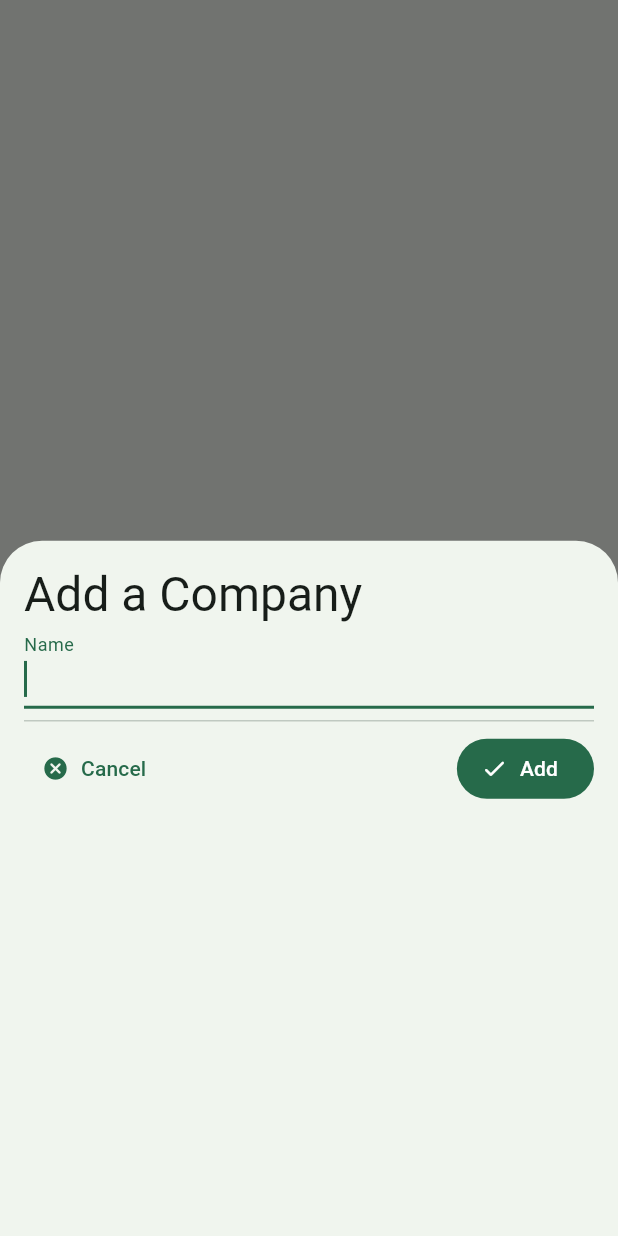
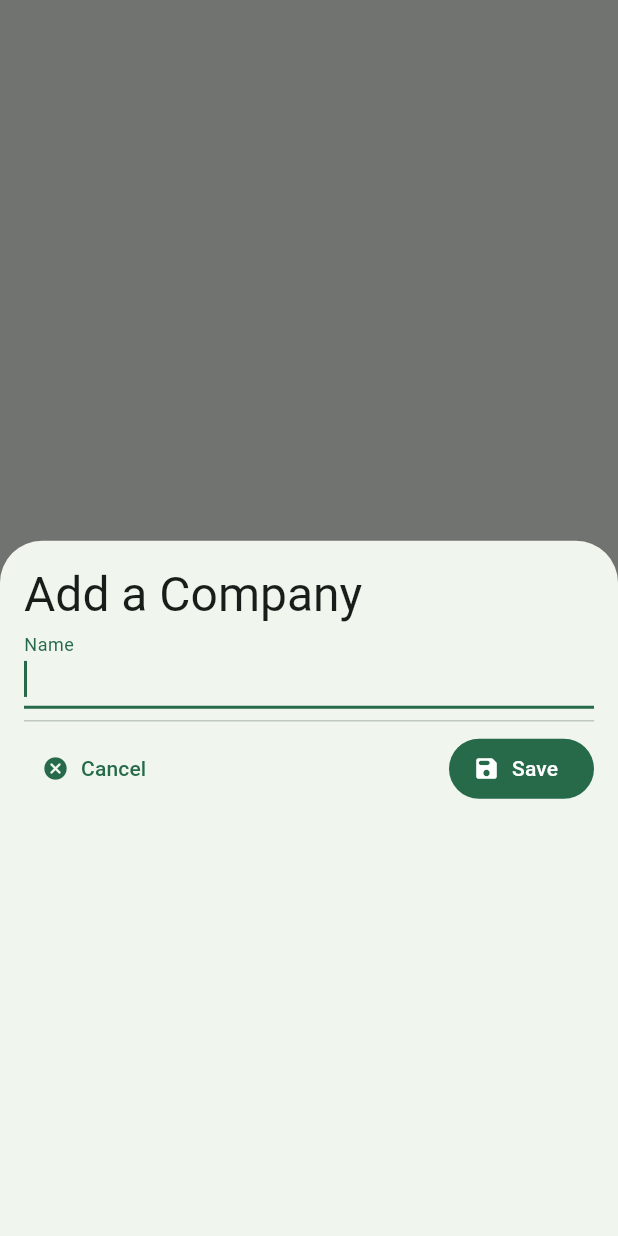
Before and after one commit to m3talsmith/re, a Flutter app: the CompaniesPage screen opened directly, after a tap on the "add" icon, on a phone screen of 412 x 824 dp. Run offline on Flutter 3.47's test engine with Material 3 defaults, Android fonts, the phone set to English and light mode, and no system bars; our stand-ins replace file_picker, share_plus; missing offline and left inert: cryptography, git, openssh_ed25519.

Commit message:
Move to use shared form

```diff
--- /dev/null
+++ b/lib/companies/form.dart
@@ -0,0 +1,70 @@
+import 'package:flutter/material.dart';
+
+import 'model.dart';
+
+class CompanyForm extends StatefulWidget {
+  const CompanyForm({this.callback, this.cancel, this.company});
+
+  final Function(Company company)? callback;
+  final Function()? cancel;
+  final Company? company;
+
+  @override
+  State<CompanyForm> createState() => _CompanyFormState();
+}
+
+class _CompanyFormState extends State<CompanyForm> {
+  final _nameController = TextEditingController();
+
+  void _save() {
+    if (_nameController.text.isEmpty) {
+      return;
+    }
+    if (widget.callback != null) {
+      widget.callback!(Company(name: _nameController.text));
+    }
+  }
+
+  @override
+  void initState() {
+    super.initState();
+    _nameController.text = widget.company?.name ?? '';
+  }
+
+  @override
+  Widget build(BuildContext context) {
+    return Column(
+      crossAxisAlignment: CrossAxisAlignment.start,
+      children: [
+        Text(
+          widget.company == null ? 'Add a Company' : 'Edit Company',
+          style: Theme.of(context).textTheme.headlineLarge,
+        ),
+        TextFormField(
+          autofocus: true,
+          controller: _nameController,
+          decoration: const InputDecoration(label: Text('Name')),
+          onFieldSubmitted: (value) => _save(),
+        ),
+        const Divider(),
+        Row(
+          mainAxisAlignment: MainAxisAlignment.spaceBetween,
+          children: [
+            TextButton.icon(
+                onPressed: () {
+                  widget.cancel != null
+                      ? widget.cancel!()
+                      : Navigator.pop(context);
+                },
+                icon: const Icon(Icons.cancel_rounded),
+                label: const Text('Cancel')),
+            FilledButton.icon(
+                onPressed: () => _save(),
+                icon: const Icon(Icons.save_rounded),
+                label: const Text('Save')),
+          ],
+        )
+      ],
+    );
+  }
+}
```
Also changed, not shown: lib/companies/companies.dart (+4 -154 lines).
